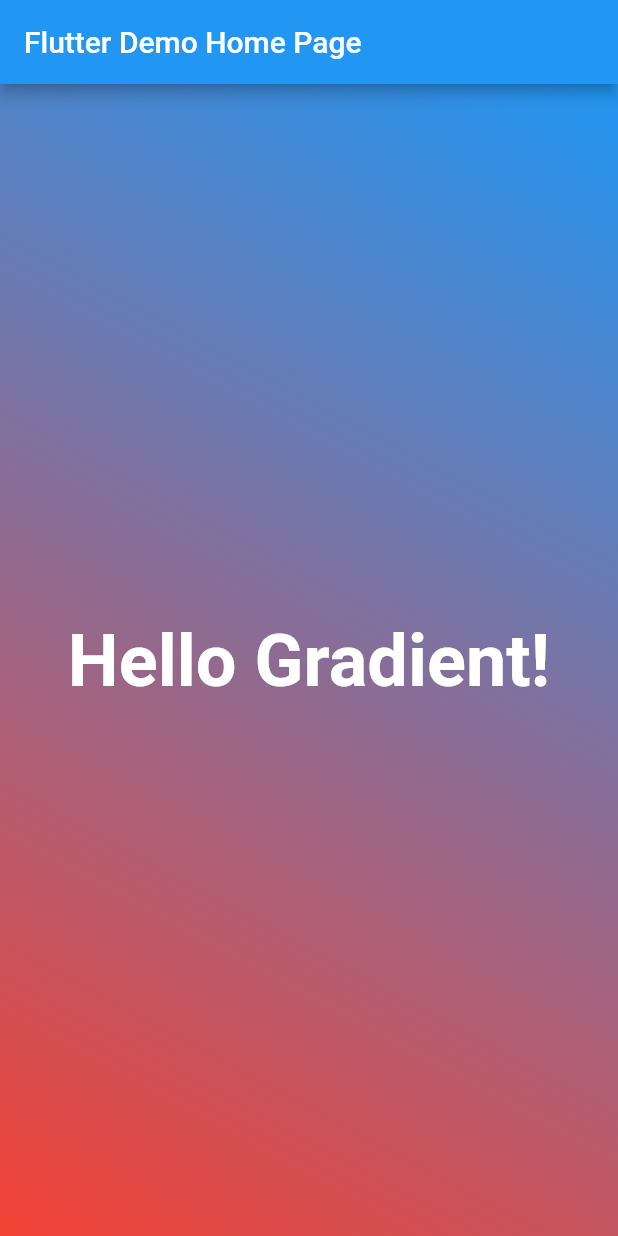
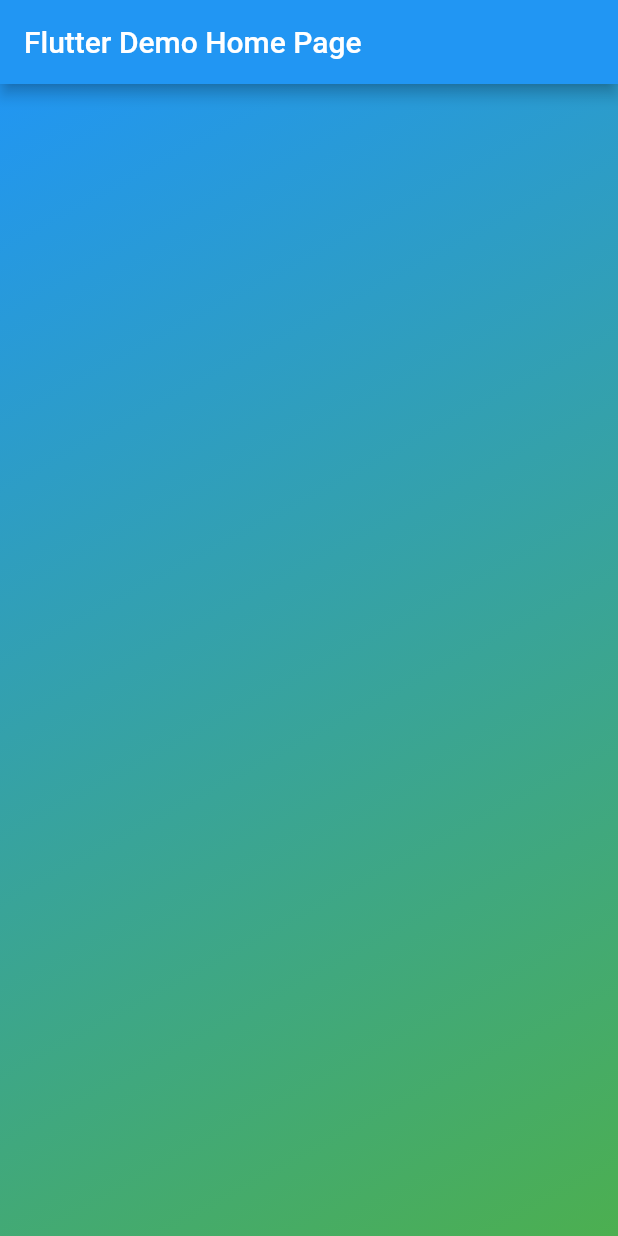
Before and after one commit to SpaceTexs/TodoList, a Flutter app: the screen it shows after launch, on a phone screen of 412 x 824 dp. Run offline on Flutter 3.47's test engine with Material 2 defaults, Android fonts, the phone set to English and light mode, and no system bars.

Commit message:
2 commit

```diff
--- a/lib/main.dart
+++ b/lib/main.dart
@@ -47,23 +47,13 @@ class _MyHomePageState extends State<MyHomePage> {
         child: Container(
           decoration: BoxDecoration(
               gradient: LinearGradient(
-            begin: Alignment.topRight,
-            end: Alignment.bottomLeft,
+            begin: Alignment.topLeft,
+            end: Alignment.bottomRight,
             colors: [
               Colors.blue,
-              Colors.red,
+              Colors.green,
             ],
           )),
-          child: Center(
-            child: Text(
-              'Hello Gradient!',
-              style: TextStyle(
-                fontSize: 48.0,
-                fontWeight: FontWeight.bold,
-                color: Colors.white,
-              ),
-            ),
-          ),
         ),
       ),
     );
```
